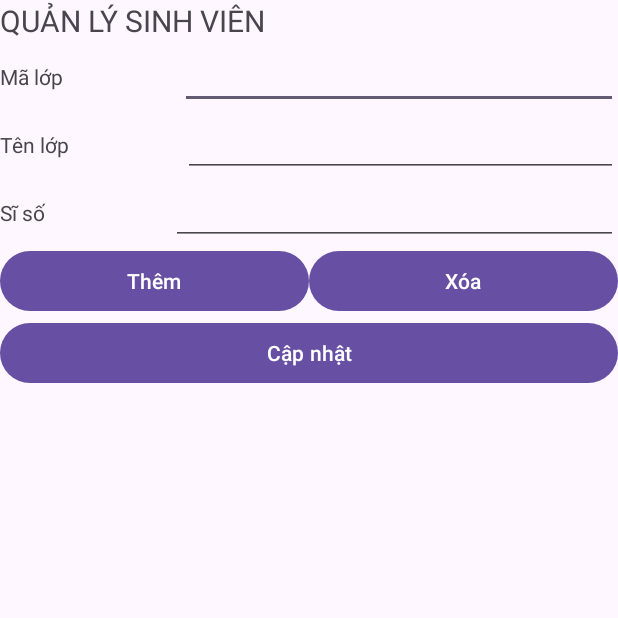
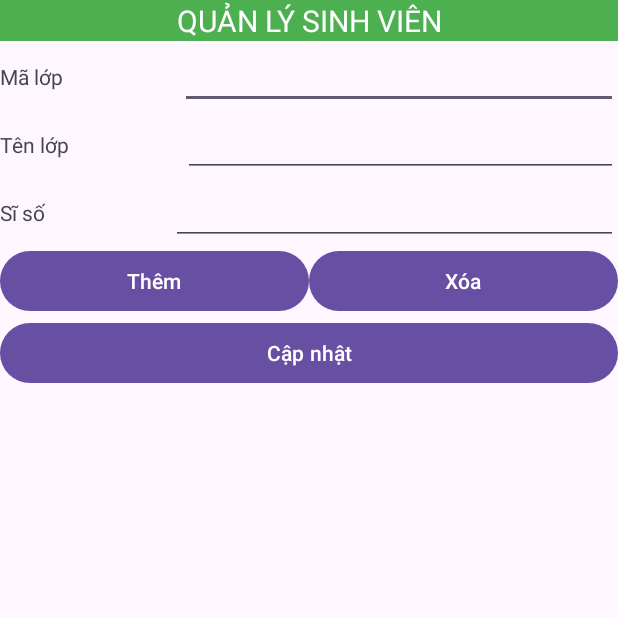
Before and after one commit to dhsoncoder/BTH04, an Android app: the screen it shows after launch (MainActivity), on a phone screen of 412 x 824 dp, the top half of it. Run offline under Robolectric (Android 15) with nearby library versions, the phone set to English and light mode, and no system bars.

Commit message:
version 1

```diff
--- a/app/src/main/java/com/example/qlsv/MainActivity.java
+++ b/app/src/main/java/com/example/qlsv/MainActivity.java
@@ -39,7 +39,6 @@ public class MainActivity extends AppCompatActivity {
         edttenlop = findViewById(R.id.edttenlop);
         btndelete = findViewById(R.id.btndelete);
         btninsert = findViewById(R.id.btninsert);
-        btnquery = findViewById(R.id.btnquery);
         btnupdate = findViewById(R.id.btnupdate);
         //Tao listview
 
--- a/app/src/main/res/layout/activity_main.xml
+++ b/app/src/main/res/layout/activity_main.xml
@@ -12,7 +12,10 @@
         android:id="@+id/textView"
         android:layout_width="match_parent"
         android:layout_height="wrap_content"
+        android:background="#4CAF50"
+        android:gravity="center"
         android:text="QUẢN LÝ SINH VIÊN"
+        android:textColor="#FFFFFF"
         android:textSize="20sp" />
 
     <LinearLayout
```
